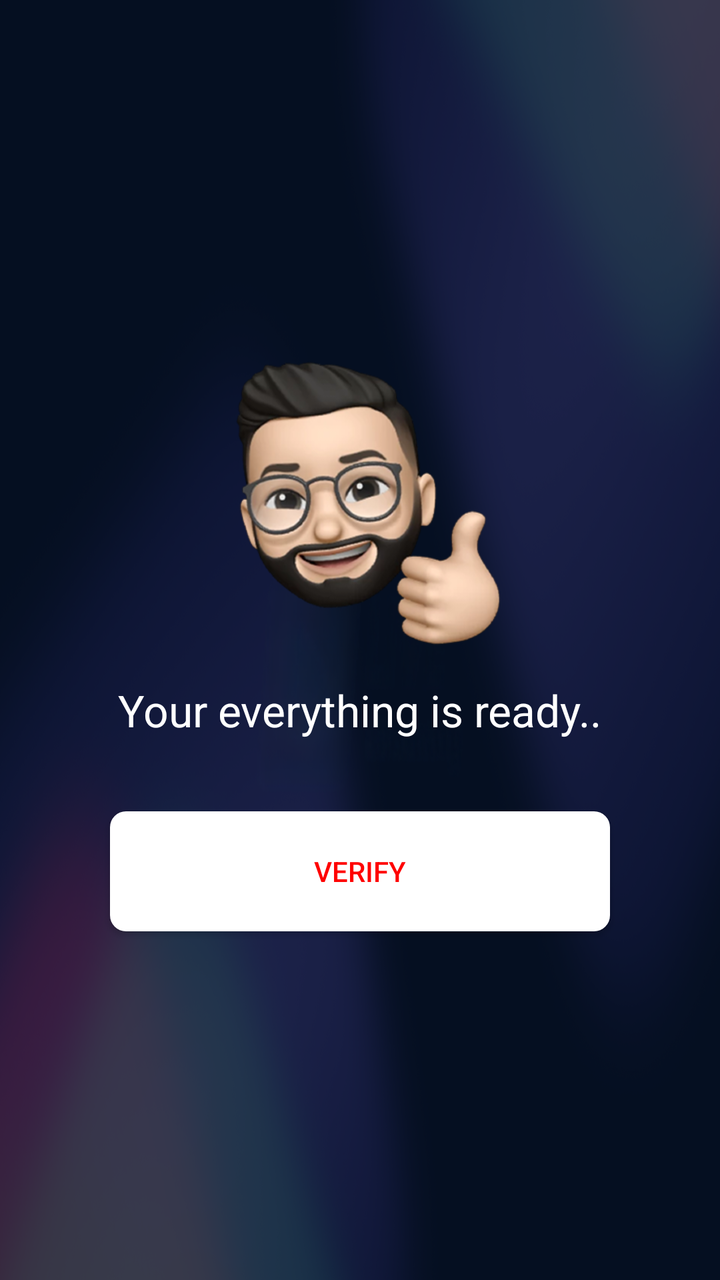
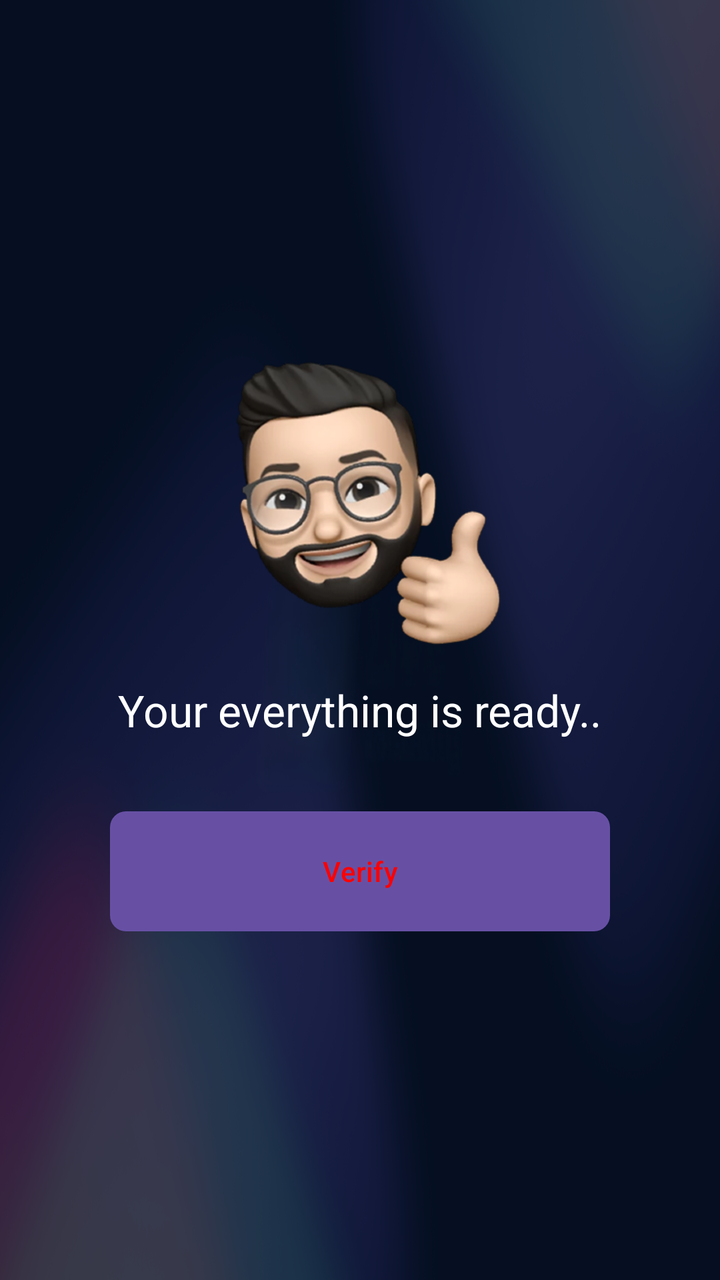

Before-and-after screenshots of an Android layout around one commit, followed by the original layout XML and the change that was made.
<!-- AndroidManifest.xml: application theme Theme.LiveStreamingTV -->
<!-- res/layout/fragment_complet_setup.xml -->
<?xml version="1.0" encoding="utf-8"?>
<LinearLayout xmlns:android="http://schemas.android.com/apk/res/android"
    xmlns:tools="http://schemas.android.com/tools"
    android:layout_width="match_parent"
    android:layout_height="match_parent"
    android:gravity="center"
    android:orientation="vertical"
    tools:context=".ui.fragments.common.CompletSetupFragment">

    
    <ImageView
        android:id="@+id/iv_profile_image"
        android:layout_width="150dp"
        android:layout_height="150dp"
        android:src="@drawable/done_avt" />

    <TextView
        android:id="@+id/tv_text_line"
        android:layout_width="wrap_content"
        android:layout_height="wrap_content"
        android:layout_marginTop="16dp"
        android:text="@string/your_everything_is_ready"
        android:textColor="@color/white"
        android:textSize="22sp" />

    <Button
        android:id="@+id/btn_verify"
        android:layout_width="250dp"
        android:layout_height="60dp"
        android:layout_marginTop="36dp"
        android:background="@drawable/btn_background"
        android:text="@string/verify"
        android:textColor="@color/red" />
</LinearLayout>
<!-- resources referenced by this layout -->
<resources>
  <color name="red">#FF0000</color>
  <color name="white">#FFFFFF</color>
  <!-- drawable btn_background (drawable) -->
  <selector xmlns:android="http://schemas.android.com/apk/res/android">
      <item android:state_focused="true">
          <shape android:shape="rectangle">
              <solid android:color="@color/white" />
              <corners android:radius="8dp" />
          </shape>
      </item>
      <item>
          <shape android:shape="rectangle">
              <solid android:color="@color/white" />
              <corners android:radius="8dp" />
          </shape>
      </item>
  
  </selector>
  <!-- drawable done_avt: png bitmap (drawable, 85469 bytes) -->
  <string name="verify">Verify</string>
  <string name="your_everything_is_ready">Your everything is ready..</string>
  <style name="Theme.LiveStreamingTV" parent="Theme.Material3.DayNight.NoActionBar">
          
          
          <item name="android:windowBackground">@drawable/background_tv</item>
      </style>
  <!-- drawable background_tv: png bitmap (drawable, 769512 bytes) -->
</resources>

<!-- the commit's change to res/layout/fragment_complet_setup.xml (unified diff, before → after) -->
@@ -8,13 +8,13 @@
     tools:context=".ui.fragments.common.CompletSetupFragment">
 
     
-    <ImageView
+    <com.google.android.material.imageview.ShapeableImageView
         android:id="@+id/iv_profile_image"
         android:layout_width="150dp"
         android:layout_height="150dp"
         android:src="@drawable/done_avt" />
 
-    <TextView
+    <com.google.android.material.textview.MaterialTextView
         android:id="@+id/tv_text_line"
         android:layout_width="wrap_content"
         android:layout_height="wrap_content"
@@ -23,12 +23,14 @@
         android:textColor="@color/white"
         android:textSize="22sp" />
 
-    <Button
+    <com.google.android.material.button.MaterialButton
         android:id="@+id/btn_verify"
         android:layout_width="250dp"
         android:layout_height="60dp"
         android:layout_marginTop="36dp"
         android:background="@drawable/btn_background"
+        android:focusable="true"
+        android:focusableInTouchMode="true"
         android:text="@string/verify"
         android:textColor="@color/red" />
 </LinearLayout>
<!-- resource entries referenced after the edit -->
@@ -23,8 +23,8 @@
   <string name="your_everything_is_ready">Your everything is ready..</string>
   <style name="Theme.LiveStreamingTV" parent="Theme.Material3.DayNight.NoActionBar">
           
-          
           <item name="android:windowBackground">@drawable/background_tv</item>
+  
       </style>
   <!-- drawable background_tv: png bitmap (drawable, 769512 bytes) -->
 </resources>
